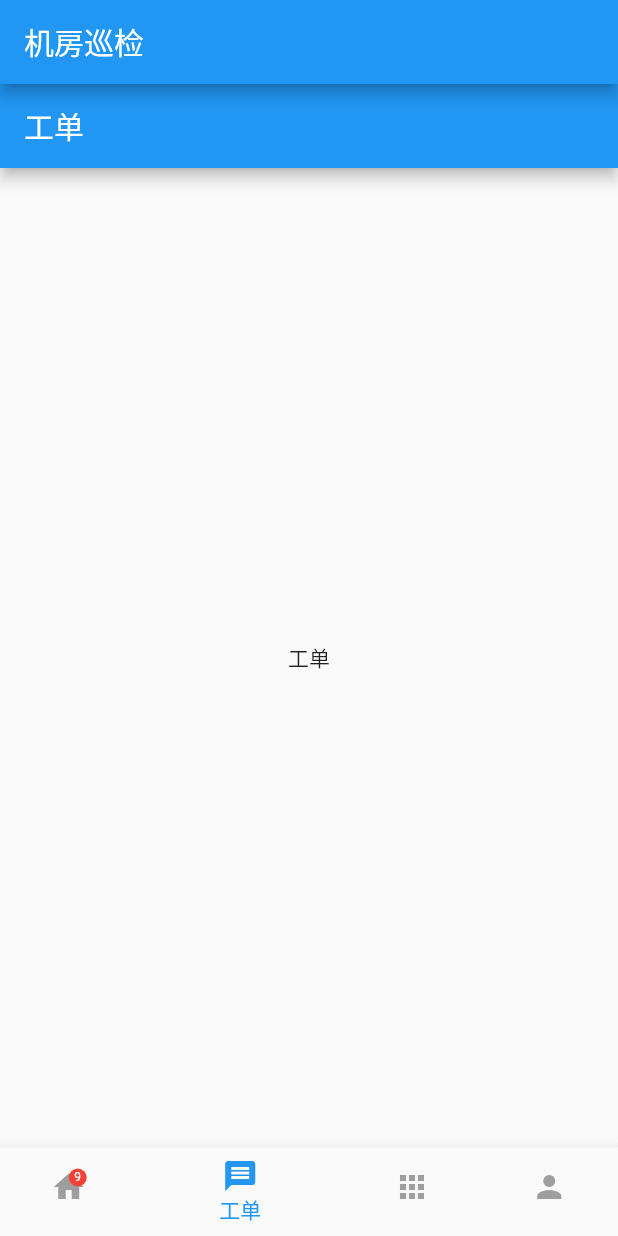
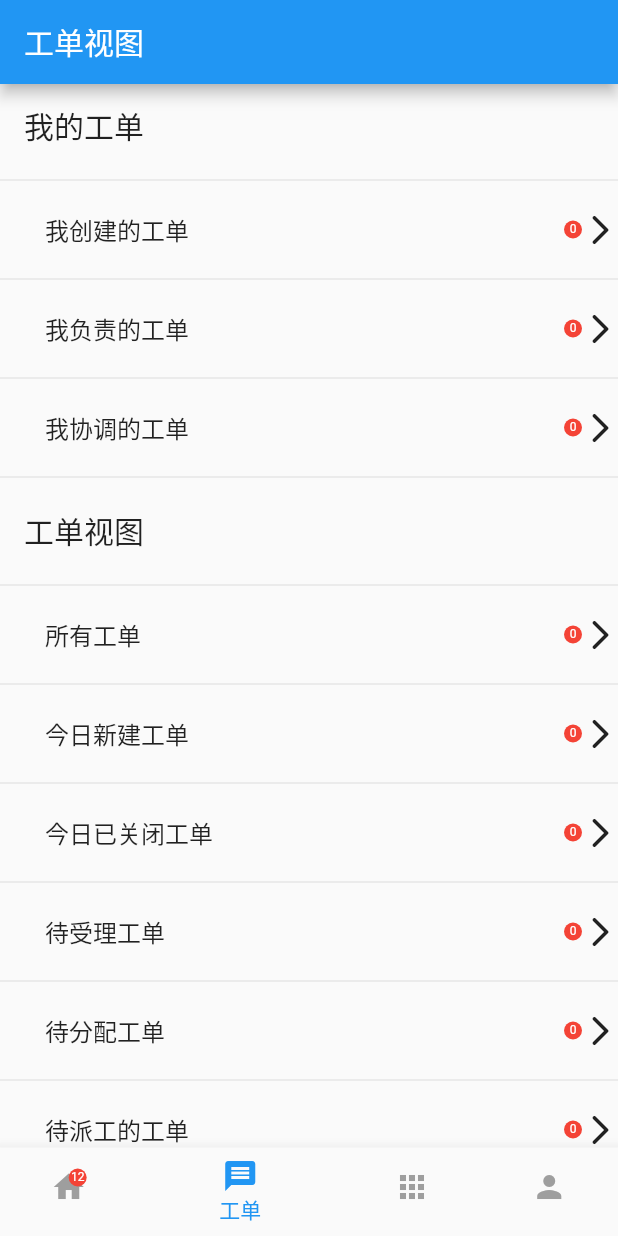
Before and after one commit to HFUTwaibaoxiaodui/front_end, a Flutter app: the screen it shows after launch, item 2 of the bottom bar chosen, on a phone screen of 412 x 824 dp. Run offline on Flutter 3.47's test engine with Material 2 defaults, Android fonts, the phone set to English and light mode, and no system bars; our stand-ins replace fluttertoast.

Commit message:
第四天

```diff
--- a/lib/homepage/Home_Page.dart
+++ b/lib/homepage/Home_Page.dart
@@ -7,17 +7,20 @@ import 'package:frontend/routes/yest_work.dart';
 import 'package:frontend/routes/month_work.dart';
 
 class HomePage extends StatelessWidget {
-  String? today_work = '0';
+  String? today_work = '12';
 
   String? yest_work = '0';
 
   String? month_work = '0';
 
-  String? wait_work = '0';
+  String? wait_work = '12';
 
   @override
   Widget build(BuildContext context) {
     return Scaffold(
+      appBar: AppBar(
+        title: Text("机房巡检"),
+      ),
       body: Column(
         children: [
           Container(
--- a/lib/homepage/Page.dart
+++ b/lib/homepage/Page.dart
@@ -72,15 +72,15 @@ class _IndexState extends State<IndexPage> {
   void initState() {
     super.initState();
     currentIndex = 0;
-    counter='9';
+    counter='12';
   }
 
   @override
   Widget build(BuildContext context) {
     return Scaffold(
-      appBar: AppBar(
-        title: Text("机房巡检"),
-      ),
+      // appBar: AppBar(
+      //   title: Text("机房巡检"),
+      // ),
       bottomNavigationBar: BottomNavigationBar(
         unselectedItemColor: Colors.grey,
         fixedColor: Colors.blue,
--- a/lib/homepage/Work_Order.dart
+++ b/lib/homepage/Work_Order.dart
@@ -1,15 +1,163 @@
+import 'package:flutter/cupertino.dart';
 import 'package:flutter/material.dart';
+import 'package:frontend/routes/order_detail.dart';
 
-class WorkOrderPage extends StatelessWidget {
+class WorkOrderPage extends StatefulWidget {
+  @override
+  createState() => _WorkOrderPage();
+}
+class _WorkOrderPage extends State<WorkOrderPage> {
+
+  List<Widget> _list = [];
+  @override
+  void initState() {
+    super.initState();
+    // TODO: implement initState
+
+  }
+
   @override
   Widget build(BuildContext context) {
+    if(_list.isEmpty){
+
+      _list.add(ListTile(
+        title: Text(titleItems[0],style: TextStyle(
+          fontSize: 20,
+        ),),
+      ),);
+      _list.add(_setList(titleItems[1],'0',context));
+      _list.add(_setList(titleItems[2],'0',context));
+      _list.add(_setList(titleItems[3],'0',context));
+      _list.add(ListTile(
+        title: Text(titleItems[4],style: TextStyle(
+          fontSize: 20,
+        ),),
+        // trailing: Icon(Icons.arrow_forward_ios_rounded),
+      ),);
+      _list.add(_setList(titleItems[5],'0',context));
+      _list.add(_setList(titleItems[6],'0',context));
+      _list.add(_setList(titleItems[7],'0',context));
+      _list.add(_setList(titleItems[8],'0',context));
+      _list.add(_setList(titleItems[9],'0',context));
+      _list.add(_setList(titleItems[10],'0',context));
+      _list.add(_setList(titleItems[11],'0',context));
+      _list.add(_setList(titleItems[12],'0',context));
+      _list.add(_setList(titleItems[13],'0',context));
+      _list.add(_setList(titleItems[14],'0',context));
+      _list.add(_setList(titleItems[15],'0',context));
+    }
     return Scaffold(
       appBar: AppBar(
-        title: Text("工单"),
+        title: Text("工单视图"),
       ),
-      body: Center(
-        child: Text("工单"),
+      body: new Scrollbar(
+        child:ListView.builder(
+          itemCount: titleItems.length,
+          // itemExtent:50,
+          itemBuilder: (BuildContext context,item){
+            return new Container(
+              child: new Column(
+                children: <Widget>[
+                  _list[item],
+                  new Divider()
+                ],
+              ),
+            );
+            // return _list[index];
+
+          },
+
+        ),
+      ),
+
+    );
+  }
+  Widget LitemWidget(String index){
+    return ListTile(
+      // leading: Icon(Icons.favorite_border),
+      title: Text(index,style: TextStyle(
+        fontSize: 20,
+      ),),
+      // trailing: Icon(Icons.arrow_forward_ios_rounded),
+    );
+  }
+  Widget itemWidget(String index){
+    return ListTile(
+      // leading: Icon(Icons.favorite_border),
+      title: Text('$index',style: TextStyle(
+        fontSize: 16,
+      ),),
+      contentPadding: EdgeInsets.only(left: 30),
+      trailing: Icon(Icons.arrow_forward_ios_rounded),
+      onTap: (){
+      },
+    );
+  }
+
+  // 数据源
+  List<String> titleItems = <String>[
+    '我的工单','我创建的工单', '我负责的工单', '我协调的工单',
+    '工单视图', '所有工单',
+    '今日新建工单', '今日已关闭工单',
+    '待受理工单', '待分配工单',
+    '待派工的工单', '待服务的工单',
+    '待回访的工单', '已关闭的工单',
+    '已取消的工单','异常工单',
+  ];
+
+  _onTap(BuildContext context){
+    Navigator.push(context, MaterialPageRoute(builder: (_) {
+      return DetailPage();
+    }));
+  }
+
+  Widget _setList(String list,String count,BuildContext context){
+   return Container(
+     height: 50,
+      margin: EdgeInsets.only(left: 30),
+      child: InkWell(
+        onTap:()=>_onTap(context),
+        child: Row(
+          children: [
+            Text(list,style: TextStyle(
+              fontSize: 16,
+            ),),
+            Expanded(
+              child: Row(
+                mainAxisAlignment: MainAxisAlignment.end,
+                children: [
+                  Positioned(
+                    right: 0,
+                    child: Container(
+                      padding: EdgeInsets.all(1),
+                      decoration: BoxDecoration(
+                        color: Colors.red,
+                        borderRadius: BorderRadius.circular(6),
+                      ),
+                      constraints: BoxConstraints(
+                        minHeight: 12,
+                        minWidth: 12,
+                      ),
+                      child: Text(
+                        count,
+                        style: TextStyle(
+                          color: Colors.white,
+                          fontSize: 8,
+                        ),
+                        textAlign: TextAlign.center,
+                      ),
+                    ),
+                  ),
+                  Icon(Icons.arrow_forward_ios_rounded),
+                ],
+              ),
+            ),
+          ],
+        ),
       ),
     );
+
   }
+
+
 }
--- /dev/null
+++ b/lib/routes/order_detail.dart
@@ -0,0 +1,15 @@
+import 'package:flutter/material.dart';
+
+class DetailPage extends StatelessWidget {
+  @override
+  Widget build(BuildContext context) {
+    return Scaffold(
+      appBar: AppBar(
+        title: Text("工单详情"),
+      ),
+      body: Center(
+        child: Text("工单详情"),
+      ),
+    );
+  }
+}
```
